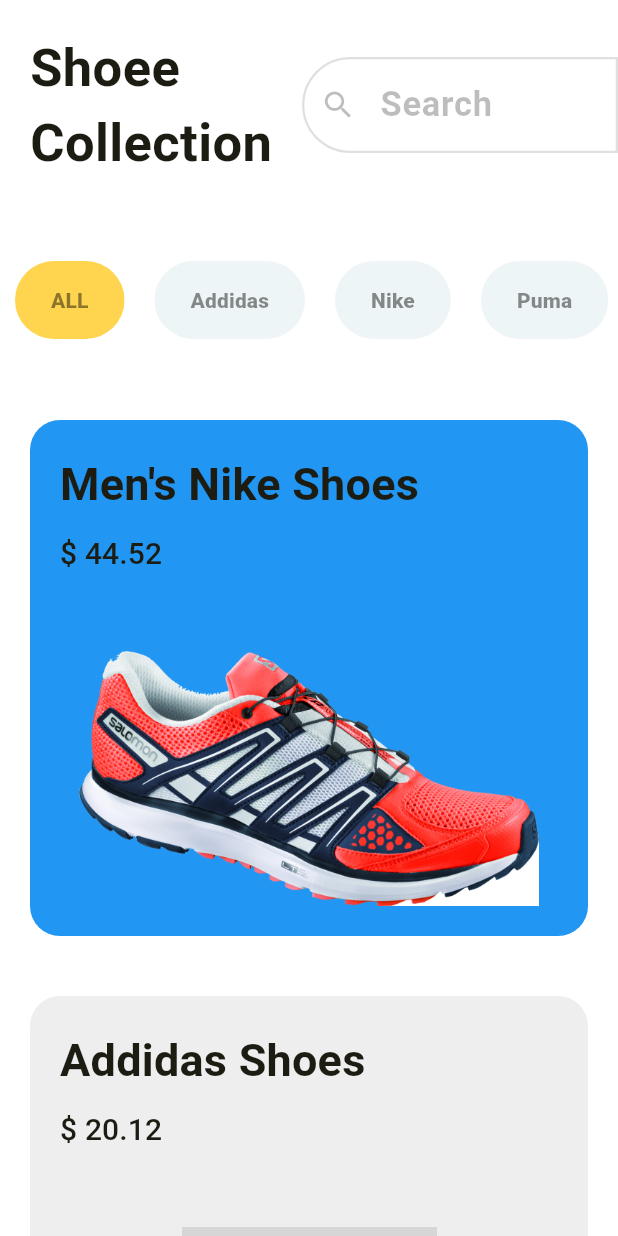
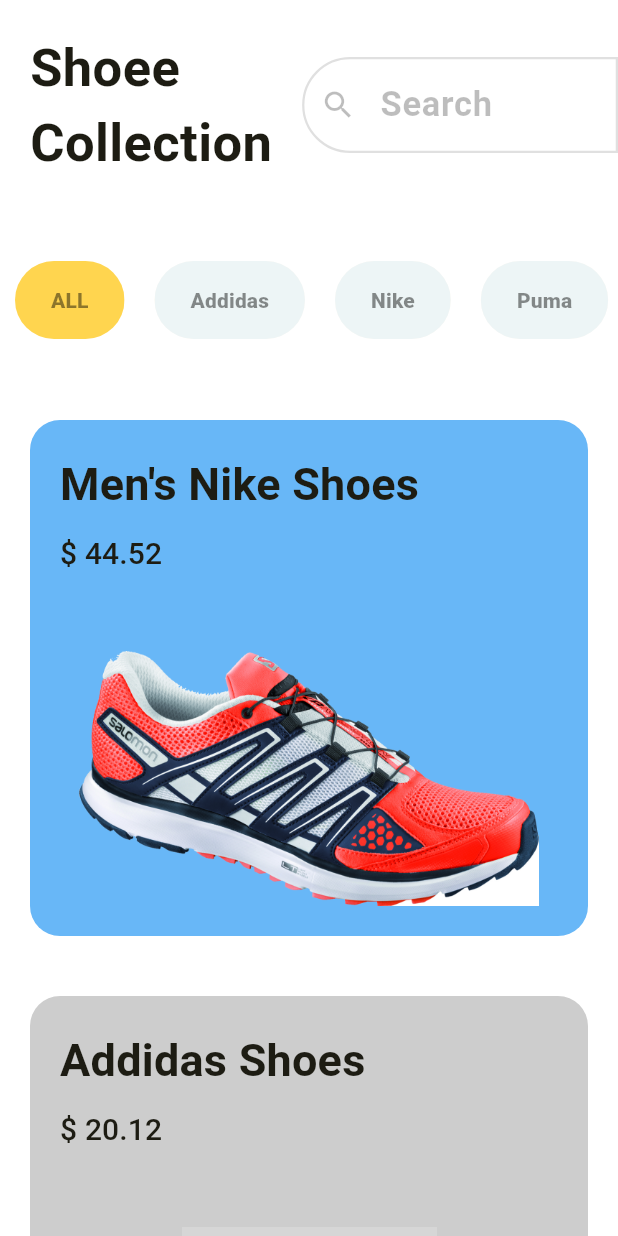
Before and after one commit to vijay4dev/ecomapp_project, a Flutter app: the screen it shows after launch, on a phone screen of 412 x 824 dp. Run offline on Flutter 3.47's test engine with Material 3 defaults, Android fonts, the phone set to English and light mode, and no system bars; missing offline and left inert: dart:ffi; Roboto replaces fonts that are missing (sans); grey boxes are pictures that could not be loaded.

Commit message:
added ARGB

```diff
--- a/lib/pages/home_page.dart
+++ b/lib/pages/home_page.dart
@@ -72,8 +72,8 @@
                   price: product['price'] as double,
                   image: product['imageUrl'] as String,
                   backgroundColor: index.isEven
-                        ?  (Colors.blue ?? Colors.blue)
-                        : (Colors.grey[200] ?? Colors.white),
+                        ?  const Color.fromARGB(174, 33, 149, 243)
+                        : const Color.fromARGB(132, 158, 158, 158),
                 );
               },
             ),
```
